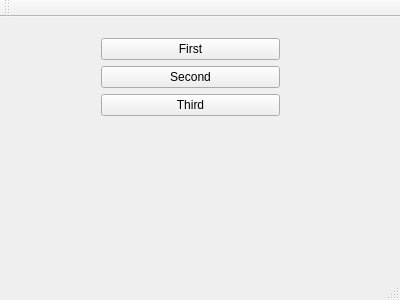
The window that src/mainwindow.ui (Sysor/testQt) describes before a commit, drawn with Qt 5.
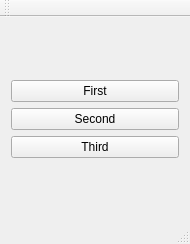
The same window after the commit.

The edit to the form file:
```diff
--- a/src/mainwindow.ui
+++ b/src/mainwindow.ui
@@ -6,23 +6,28 @@
    <rect>
     <x>0</x>
     <y>0</y>
-    <width>400</width>
-    <height>300</height>
+    <width>190</width>
+    <height>244</height>
    </rect>
   </property>
+  <property name="sizePolicy">
+   <sizepolicy hsizetype="Fixed" vsizetype="Fixed">
+    <horstretch>0</horstretch>
+    <verstretch>0</verstretch>
+   </sizepolicy>
+  </property>
+  <property name="maximumSize">
+   <size>
+    <width>190</width>
+    <height>244</height>
+   </size>
+  </property>
   <property name="windowTitle">
    <string>MainWindow</string>
   </property>
   <widget class="QWidget" name="centralWidget">
-   <widget class="QWidget" name="verticalLayoutWidget">
-    <property name="geometry">
-     <rect>
-      <x>90</x>
-      <y>10</y>
-      <width>201</width>
-      <height>191</height>
-     </rect>
-    </property>
+   <layout class="QVBoxLayout" name="verticalLayout_2">
+    <item>
     <layout class="QVBoxLayout" name="verticalLayout">
      <property name="sizeConstraint">
       <enum>QLayout::SetMinAndMaxSize</enum>
@@ -49,7 +54,8 @@
       </widget>
      </item>
     </layout>
-   </widget>
+    </item>
+   </layout>
   </widget>
   <widget class="QMenuBar" name="menuBar">
    <property name="geometry">
```
Left out of the diff: 2 changed lines with no effect on the pictures. Lines whose indentation alone changed are shown as unchanged.
